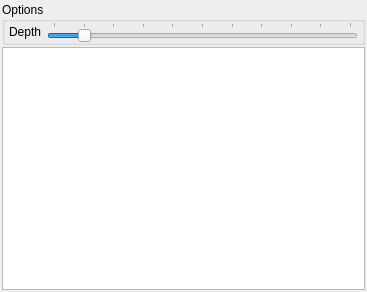
Above: qvarianteditor/qtreevariantwidget.ui from VaysseB/QVariantEditor before the change. Below: the same form after it.
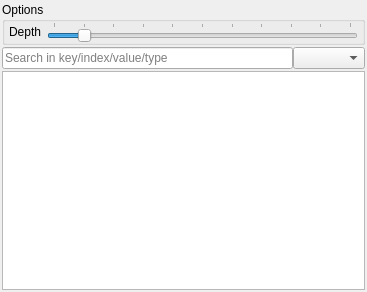
That is the form after the change. Icons and pictures are not drawn.

Commit message: Added search with filter

Patch:
```diff
--- a/qvarianteditor/qtreevariantwidget.ui
+++ b/qvarianteditor/qtreevariantwidget.ui
@@ -13,7 +13,7 @@
   <property name="windowTitle">
    <string>Form</string>
   </property>
-  <layout class="QVBoxLayout" name="verticalLayout" stretch="0,1">
+  <layout class="QVBoxLayout" name="verticalLayout" stretch="0,0,1">
    <property name="spacing">
     <number>2</number>
    </property>
@@ -97,6 +97,40 @@
      </layout>
     </widget>
    </item>
+   <item>
+    <widget class="QWidget" name="widgetSearch" native="true">
+     <layout class="QHBoxLayout" name="horizontalLayout">
+      <property name="spacing">
+       <number>0</number>
+      </property>
+      <property name="leftMargin">
+       <number>0</number>
+      </property>
+      <property name="topMargin">
+       <number>0</number>
+      </property>
+      <property name="rightMargin">
+       <number>0</number>
+      </property>
+      <property name="bottomMargin">
+       <number>0</number>
+      </property>
+      <item>
+       <widget class="QLineEdit" name="lineSearch">
+        <property name="placeholderText">
+         <string>Search in key/index/value/type</string>
+        </property>
+        <property name="clearButtonEnabled">
+         <bool>true</bool>
+        </property>
+       </widget>
+      </item>
+      <item>
+       <widget class="QComboBox" name="comboFilterType"/>
+      </item>
+     </layout>
+    </widget>
+   </item>
    <item>
     <widget class="QTreeView" name="treeView">
      <property name="editTriggers">
```
Left out of the diff: 3 changed lines with no effect on the pictures. The commit also changes 7 other files.
